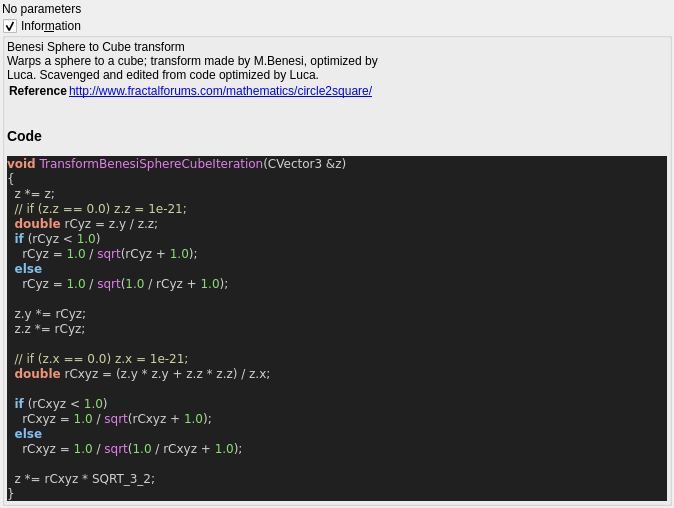
This is mandelbulber2/qt_data/fractal_transf_benesi_sphere_cube.ui in buddhi1980/mandelbulber2 as Qt 5 draws it before an edit. The edited form follows.
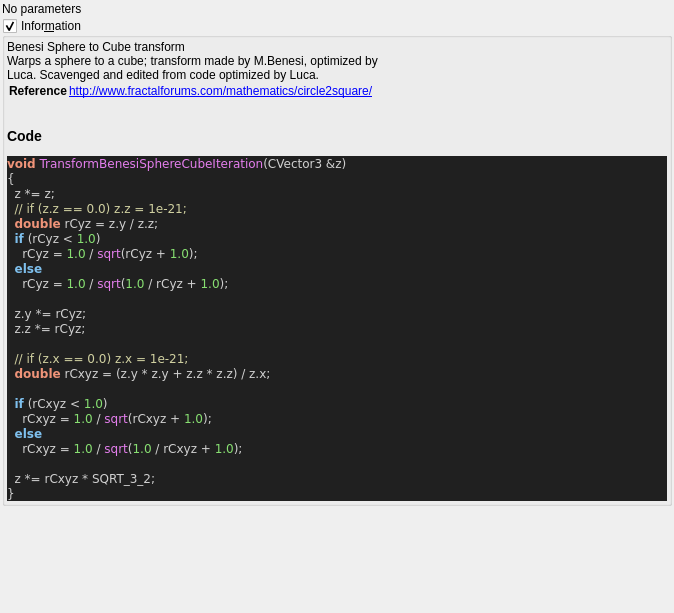
This is the edited form. Custom widgets are drawn as their Qt base class.

What changed in the file:
```diff
--- a/mandelbulber2/qt_data/fractal_transf_benesi_sphere_cube.ui
+++ b/mandelbulber2/qt_data/fractal_transf_benesi_sphere_cube.ui
@@ -7,7 +7,7 @@
     <x>0</x>
     <y>0</y>
     <width>674</width>
-    <height>413</height>
+    <height>613</height>
    </rect>
   </property>
   <property name="windowTitle">
```
Left out of the diff: 5 changed lines with no effect on the pictures.
